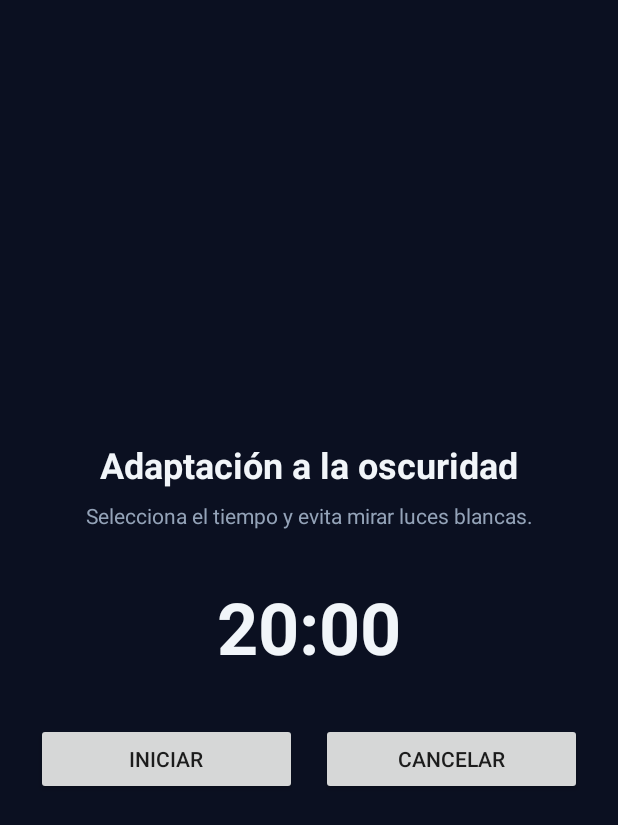
After one commit to joseca331/noctis-app, an Android app: the layout actividad_adaptacion.xml on its own in the app's theme, with its tools: preview values and no code run, on a phone screen of 412 x 824 dp. The commit adds this screen. Shown: the top 825 px of the screen. Run offline under Robolectric (Android 15) with nearby library versions, the phone set to English and light mode, and no system bars.

Commit message:
cambios 24 noviembre

```diff
--- /dev/null
+++ b/app/src/main/res/layout/actividad_adaptacion.xml
@@ -0,0 +1,76 @@
+<?xml version="1.0" encoding="utf-8"?>
+<LinearLayout xmlns:android="http://schemas.android.com/apk/res/android"
+    android:layout_width="match_parent"
+    android:layout_height="match_parent"
+    android:background="@color/noctis_bg"
+    android:gravity="center"
+    android:orientation="vertical"
+    android:padding="24dp">
+
+
+
+
+
+    <!-- Título de la pantalla -->
+    <TextView
+        android:layout_width="wrap_content"
+        android:layout_height="wrap_content"
+        android:text="@string/titulo_adaptacion"
+        android:textColor="@color/noctis_text"
+        android:textSize="24sp"
+        android:textStyle="bold" />
+
+
+
+
+
+    <!-- Explicación breve para el usuario -->
+    <TextView
+        android:layout_width="wrap_content"
+        android:layout_height="wrap_content"
+        android:layout_marginTop="8dp"
+        android:layout_marginBottom="32dp"
+        android:gravity="center"
+        android:text="@string/desc_adaptacion"
+        android:textColor="@color/noctis_text_secondary" />
+
+
+
+
+    <!-- Marcador   cuenta atrás -->
+    <TextView
+        android:id="@+id/tvTemporizador"
+        android:layout_width="wrap_content"
+        android:layout_height="wrap_content"
+        android:layout_marginBottom="32dp"
+        android:text="20:00"
+        android:textColor="@color/noctis_text"
+        android:textSize="48sp"
+        android:textStyle="bold" />
+
+    <!-- Contenedor horizontal para colocar los dos botones uno al lado del otro -->
+    <LinearLayout
+        android:layout_width="match_parent"
+        android:layout_height="wrap_content"
+        android:gravity="center"
+        android:orientation="horizontal">
+
+        <!--  ancho exactamente al 50% -->
+        <Button
+            android:id="@+id/btnIniciarPausar"
+            android:layout_width="0dp"
+            android:layout_height="wrap_content"
+            android:layout_marginEnd="8dp"
+            android:layout_weight="1"
+            android:text="@string/btn_iniciar" />
+
+        <Button
+            android:id="@+id/btnCancelar"
+            android:layout_width="0dp"
+            android:layout_height="wrap_content"
+            android:layout_marginStart="8dp"
+            android:layout_weight="1"
+            android:text="@string/btn_cancelar" />
+    </LinearLayout>
+
+</LinearLayout>
--- a/app/src/main/res/values/colors.xml
+++ b/app/src/main/res/values/colors.xml
@@ -1,9 +1,7 @@
 <?xml version="1.0" encoding="utf-8"?>
 <resources>
-    <color name="noctis_bg_black">#090A0F</color>
-    <color name="noctis_surface_dark">#161925</color>
-    <color name="noctis_text_white">#FFFFFF</color>
-    <color name="noctis_text_secondary">#9E9E9E</color>
-    <color name="noctis_accent_red">#D32F2F</color>
-    <color name="noctis_star_gold">#FFE082</color>
+    <color name="noctis_bg">#0B1021</color>             <!-- Fondo azul noche profundo -->
+    <color name="noctis_primary">#3B82F6</color>        <!-- Azul para botones principales -->
+    <color name="noctis_text">#F1F5F9</color>           <!-- Blanco suave para lectura nocturna -->
+    <color name="noctis_text_secondary">#94A3B8</color> <!-- Gris azulado para subtítulos -->
 </resources>
```
Also changed, not shown: app/src/main/res/layout/actividad_minoche.xml (added, +150 -0 lines), app/src/main/res/layout/activity_home.xml (+21 -31 lines), app/src/main/res/layout/pantalla_brujula.xml (added, +52 -0 lines), app/src/main/res/values/strings.xml (+23 -7 lines).
